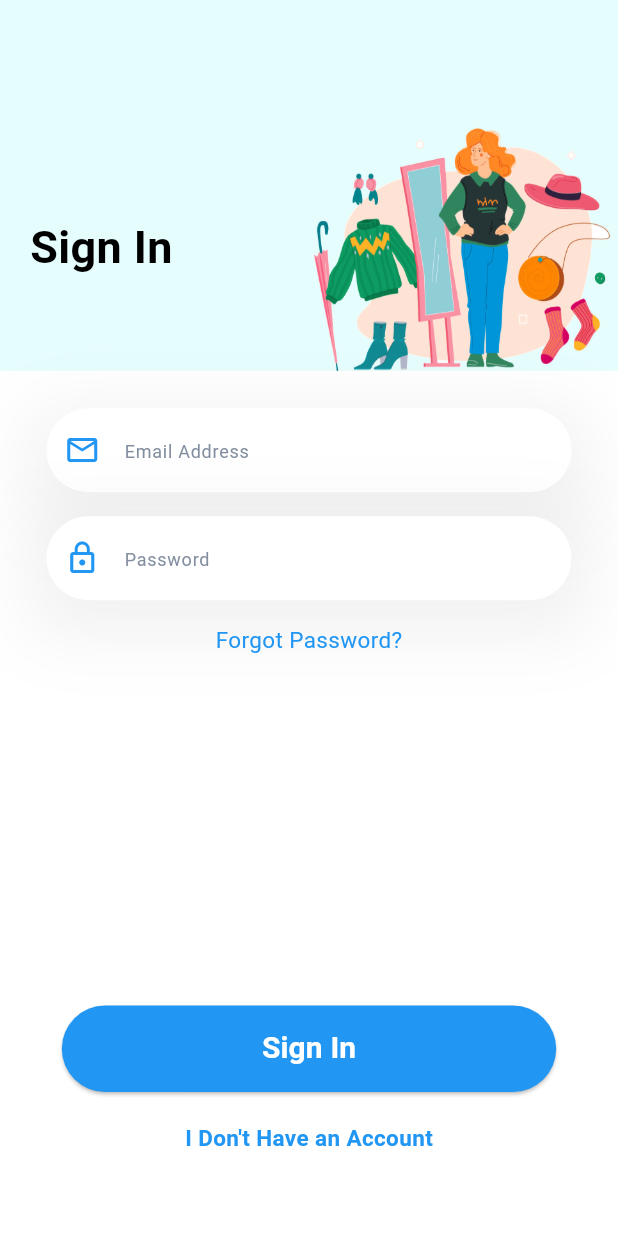
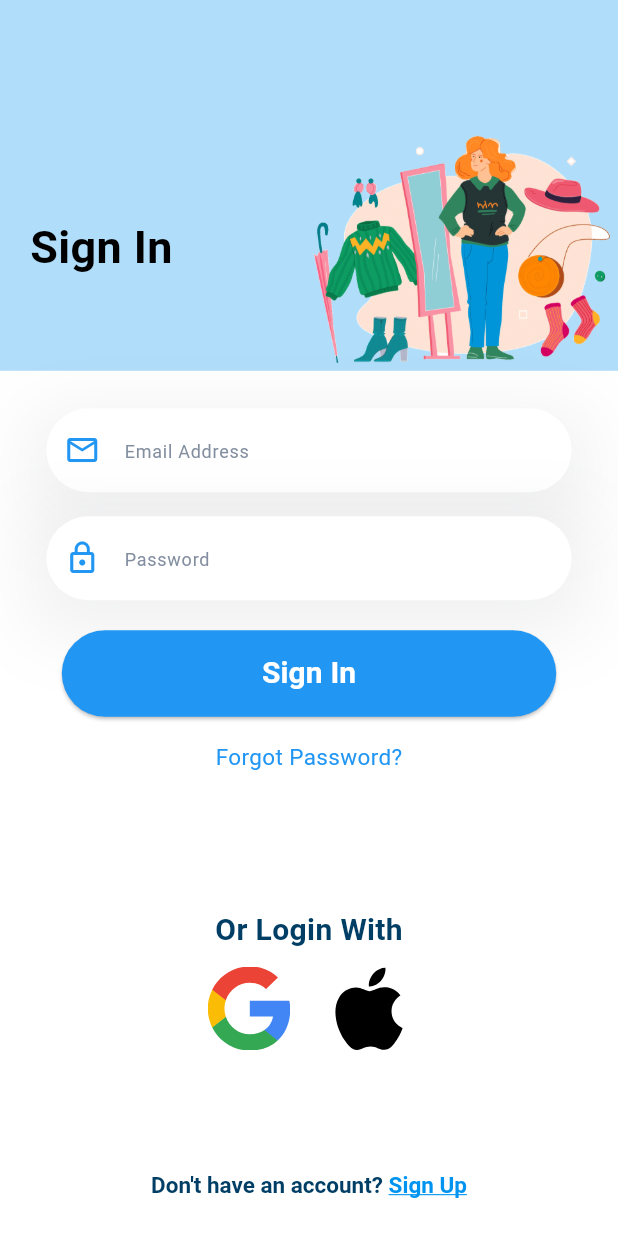
Before and after one commit to gaianardella/decla, a Flutter app: the screen it shows after launch, on a phone screen of 412 x 824 dp. Run offline on Flutter 3.47's test engine with Material 3 defaults, Android fonts, the phone set to English and light mode, and no system bars; our stand-ins replace flutter_svg.

Commit message:
complete the UI of Login Page

```diff
--- a/lib/pages/login_page.dart
+++ b/lib/pages/login_page.dart
@@ -1,7 +1,10 @@
+import 'package:flutter/cupertino.dart';
 import 'package:flutter/material.dart';
 import 'package:flutter/widgets.dart';
 import 'package:decla/widgets/rounded_circular_button.dart';
 import 'package:decla/widgets/rounded_text_form_field.dart';
+import 'package:decla/widgets/google_apple.dart';
+import 'package:flutter/gestures.dart';
 
 class LoginPage extends StatelessWidget {
   Widget build(BuildContext context) {
@@ -22,8 +25,11 @@ class LoginPage extends StatelessWidget {
     return Container(
       width: MediaQuery.of(context).size.width,
       height: MediaQuery.of(context).size.height * 0.30,
-      color: const Color.fromRGBO(230, 253, 253, 1.0),
-      padding: EdgeInsets.only(top: MediaQuery.of(context).size.height * 0.10),
+      color: const Color.fromRGBO(176, 222, 250, 1),
+      padding: EdgeInsets.only(
+        top: MediaQuery.of(context).size.height * 0.10,
+        bottom: MediaQuery.of(context).size.height * 0,
+      ),
       child: Row(
         mainAxisSize: MainAxisSize.max,
         mainAxisAlignment: MainAxisAlignment.spaceBetween,
@@ -42,8 +48,7 @@ class LoginPage extends StatelessWidget {
           Image.asset(
             "assets/images/my-bg.png",
             width: MediaQuery.of(context).size.width * 0.50,
-            height: double.infinity,
-            fit: BoxFit.fill,
+            fit: BoxFit.contain,
           )
         ],
       ),
@@ -63,6 +68,7 @@ class LoginPage extends StatelessWidget {
           crossAxisAlignment: CrossAxisAlignment.center,
           children: [
             _formFields(context),
+            _loginWidth(context),
             _bottomButtons(context),
           ],
         ),
@@ -71,7 +77,7 @@ class LoginPage extends StatelessWidget {
   }
 
   Widget _formFields(BuildContext context) {
-    return const SizedBox(
+    return SizedBox(
       child: Column(
         mainAxisSize: MainAxisSize.max,
         mainAxisAlignment: MainAxisAlignment.spaceBetween,
@@ -85,11 +91,47 @@ class LoginPage extends StatelessWidget {
             hintText: "Password",
             obsecureText: true,
           ),
+          SizedBox(height: 20), // Adding 16 pixels of vertical space
+          SizedBox(
+            width: MediaQuery.of(context).size.width * 0.80,
+            height: MediaQuery.of(context).size.height * 0.07,
+            child: RoundedCircularButton(
+              text: "Sign In",
+            ),
+          ),
           SizedBox(height: 16), // Adding 16 pixels of vertical space
           Text(
             "Forgot Password?",
             style: TextStyle(color: Colors.blue, fontSize: 15),
-          )
+          ),
+        ],
+      ),
+    );
+  }
+
+  Widget _loginWidth(BuildContext context) {
+    return const Padding(
+      padding: EdgeInsets.only(top: 40.0), // Add space from the top
+      child: Column(
+        crossAxisAlignment: CrossAxisAlignment.center,
+        children: [
+          Text(
+            'Or Login With',
+            style: TextStyle(
+              fontSize: 20,
+              fontWeight: FontWeight.bold,
+              color: Color.fromRGBO(0, 62, 101, 1),
+            ),
+          ),
+          SizedBox(height: 10), // Add some spacing between the title and tiles
+          Row(
+            mainAxisAlignment: MainAxisAlignment.center,
+            children: [
+              SquareTile(imagePath: 'assets/images/google.svg'),
+              SizedBox(width: 25),
+              SquareTile(imagePath: 'assets/images/apple.svg'),
+            ],
+          ),
         ],
       ),
     );
@@ -101,15 +143,8 @@ class LoginPage extends StatelessWidget {
       mainAxisAlignment: MainAxisAlignment.center,
       crossAxisAlignment: CrossAxisAlignment.center,
       children: [
-        SizedBox(
-          width: MediaQuery.of(context).size.width * 0.80,
-          height: MediaQuery.of(context).size.height * 0.07,
-          child: const RoundedCircularButton(
-            text: "Sign In",
-          ),
-        ),
         Padding(
-          padding: const EdgeInsets.only(top: 20, bottom: 30),
+          padding: const EdgeInsets.only(top: 30),
           child: GestureDetector(
             onTap: () {
               Navigator.push(
@@ -117,12 +152,28 @@ class LoginPage extends StatelessWidget {
                 MaterialPageRoute(builder: (context) => SecondPage()),
               );
             },
-            child: const Text(
-              "I Don't Have an Account",
-              style: TextStyle(
+            child: RichText(
+              text: TextSpan(
+                style: const TextStyle(
                   fontSize: 15,
                   fontWeight: FontWeight.w600,
-                  color: Colors.blue),
+                  color: Color.fromRGBO(0, 62, 101, 1),
+                ),
+                children: [
+                  TextSpan(text: "Don't have an account? "),
+                  TextSpan(
+                    text: "Sign Up",
+                    style: TextStyle(
+                      decoration: TextDecoration.underline,
+                      color: Color.fromRGBO(0, 148, 240, 1),
+                    ),
+                    recognizer: TapGestureRecognizer()
+                      ..onTap = () {
+                        // Handle "Sign Up" link tap
+                      },
+                  ),
+                ],
+              ),
             ),
           ),
         )
--- /dev/null
+++ b/lib/widgets/google_apple.dart
@@ -0,0 +1,23 @@
+import 'package:flutter/material.dart';
+import 'package:flutter_svg/flutter_svg.dart';
+
+class SquareTile extends StatelessWidget {
+  final String imagePath;
+
+  const SquareTile({
+    Key? key,
+    required this.imagePath,
+  }) : super(key: key);
+
+  @override
+  Widget build(BuildContext context) {
+    return Container(
+      width: 55, // Set a fixed width for the square tile
+      height: 55, // Set a fixed height for the square tile
+      child: SvgPicture.asset(
+        imagePath,
+        fit: BoxFit.cover,
+      ),
+    );
+  }
+}
--- a/pubspec.yaml
+++ b/pubspec.yaml
@@ -28,6 +28,7 @@ environment:
 # the latest version available on pub.dev. To see which dependencies have newer
 # versions available, run `flutter pub outdated`.
 dependencies:
+  flutter_svg: ^0.22.0
   flutter:
     sdk: flutter
 
```
Also changed, not shown: assets/images/apple.svg (added), assets/images/google.svg (added), pubspec.lock.
